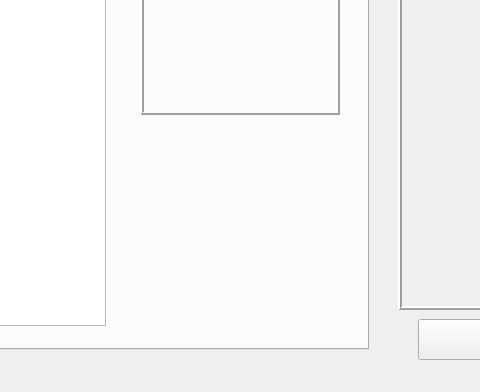
The window that beta/GestureTrainer/forms/mainwindow.ui (on2valhalla/GestureTrainer) describes before a commit, drawn with Qt 5; both pictures show x 172 to 652 and y 148 to 540 of the 1066 by 540 pixel window.
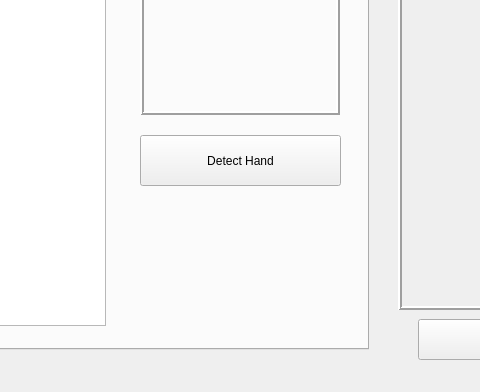
The same window after the commit.

Commit message: added std=c++11 to compile flags, fixed hand detector, finalizing implementation in main window

The edit to the form file:
```diff
--- a/beta/GestureTrainer/forms/mainwindow.ui
+++ b/beta/GestureTrainer/forms/mainwindow.ui
@@ -557,6 +557,19 @@
        </rect>
       </property>
      </widget>
+     <widget class="QPushButton" name="pushButton_Detect">
+      <property name="geometry">
+       <rect>
+        <x>300</x>
+        <y>230</y>
+        <width>201</width>
+        <height>51</height>
+       </rect>
+      </property>
+      <property name="text">
+       <string>Detect Hand</string>
+      </property>
+     </widget>
     </widget>
    </widget>
   </widget>
```
The commit also changes 7 other files.
